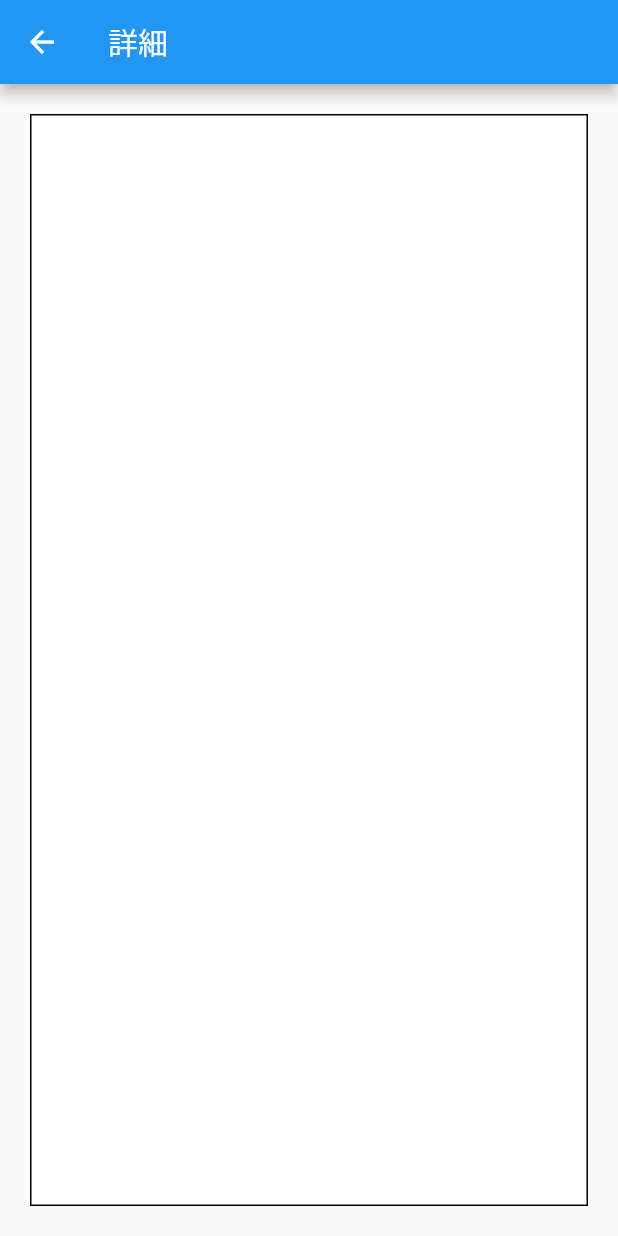
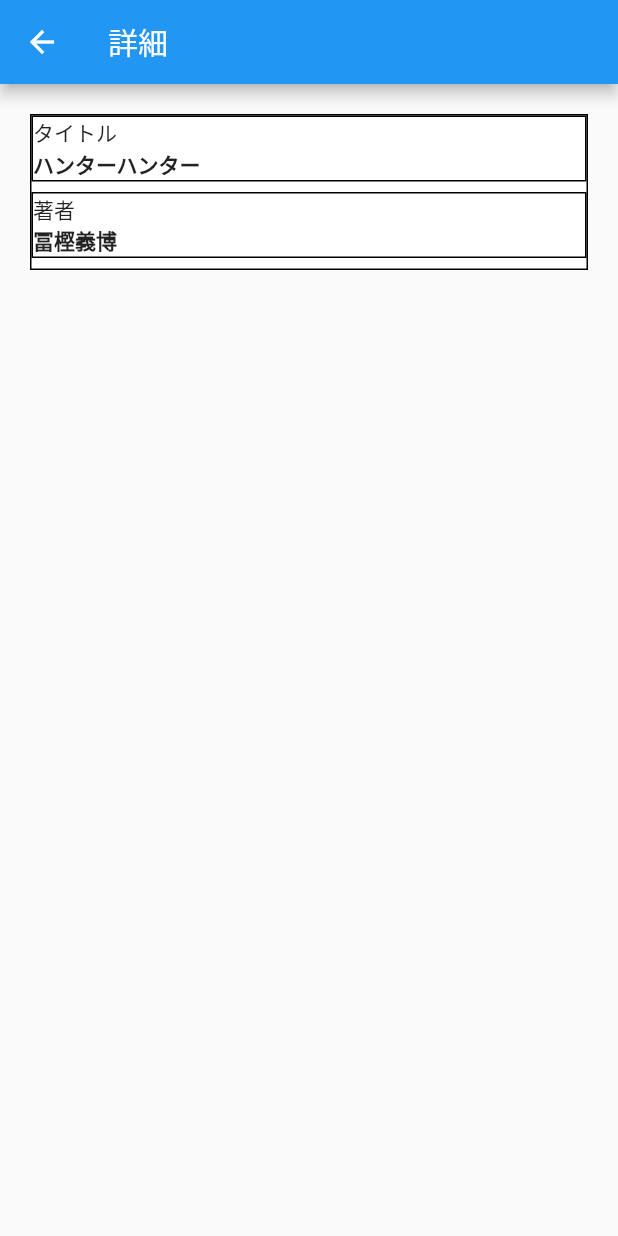
Before and after one commit to pon-suke/Bookshelf, a Flutter app: the BookshelfView screen opened directly, after a tap on "本のタイトル", on a phone screen of 412 x 824 dp. Run offline on Flutter 3.47's test engine with Material 2 defaults, Android fonts, the phone set to English and light mode, and no system bars.

```diff
--- a/bookshelf/lib/View/bookshelf_view.dart
+++ b/bookshelf/lib/View/bookshelf_view.dart
@@ -2,26 +2,72 @@ import 'package:flutter/material.dart';
 import 'package:bookshelf/View/input_view.dart';
 import 'package:bookshelf/View/details_view.dart';
 
-class BookshelfView extends StatelessWidget {
+class BookshelfView extends StatefulWidget {
   const BookshelfView({Key? key}) : super(key: key);
   @override
-  Widget build(BuildContext context) {
-    var margin = 10;
+  State<StatefulWidget> createState() {
+    return _State();
+  }
+}
+
+class _State extends State<BookshelfView> {
+  var margin = 20;
   var books_num = 20;
   var books_row_num = 3;
-
+  @override
+  Widget build(BuildContext context) {
     return Scaffold(
         appBar: AppBar(
           title: const Text("本棚"),
-          actions: [
-            IconButton(
+        ),
+        floatingActionButton: FloatingActionButton(
           onPressed: () {
-                  Navigator.of(context).push(MaterialPageRoute(
-                      builder: (context) => const InputView()));
+            Navigator.of(context).push(
+                MaterialPageRoute(builder: (context) => const InputView()));
           },
-                icon: const Icon(Icons.add)),
+          child: const Icon(Icons.add),
+        ),
+        endDrawer: Drawer(
+            child: Container(
+                decoration: BoxDecoration(
+                    color: Colors.white, border: Border.all(width: 1)),
+                child: Column(
+                  crossAxisAlignment: CrossAxisAlignment.start,
+                  children: [
+                    const SizedBox(
+                      height: 100,
+                      child: DrawerHeader(
+                          margin:
+                              EdgeInsets.symmetric(vertical: 0, horizontal: 20),
+                          padding: EdgeInsets.zero,
+                          child: Text(
+                            "設定",
+                            style: TextStyle(
+                                fontSize: 30, fontWeight: FontWeight.bold),
+                          )),
+                    ),
+                    Container(
+                        margin: EdgeInsets.all(margin.toDouble()),
+                        decoration: BoxDecoration(
+                            color: Colors.white, border: Border.all(width: 1)),
+                        child: Column(
+                          children: [
+                            const Text("本を横に並べる数"),
+                            Slider(
+                                value: books_row_num.toDouble(),
+                                min: 1,
+                                max: 10,
+                                divisions: 10,
+                                onChanged: (double value) {
+                                  setState(() {
+                                    books_row_num =
+                                        value.roundToDouble().toInt();
+                                  });
+                                })
                           ],
-        ),
+                        ))
+                  ],
+                ))),
         body: SingleChildScrollView(
           scrollDirection: Axis.vertical,
           child: Container(
@@ -78,12 +124,14 @@ class BookshelfView extends StatelessWidget {
             Image.asset(
               'images/cover.jpg',
             ),
-            Text(label),
+            Text(
+              label,
+              maxLines: 1,
+            ),
           ],
         ),
       ),
     );
-  }
   }
 
   Widget _noBooks(BuildContext context, int margin, int books_row_num) {
@@ -95,3 +143,26 @@ Widget _noBooks(BuildContext context, int margin, int books_row_num) {
           BoxDecoration(color: Colors.white, border: Border.all(width: 1)),
     );
   }
+
+  // Widget _drawer(int num) {
+  //   return Container(
+  //       margin: EdgeInsets.all(20),
+  //       decoration:
+  //           BoxDecoration(color: Colors.white, border: Border.all(width: 1)),
+  //       child: Column(
+  //         children: [
+  //           Text("本を横に並べる数"),
+  //           Slider(
+  //               value: .toDouble(),
+  //               min: 1,
+  //               max: 10,
+  //               divisions: 10,
+  //               onChanged: (double value) {
+  //                 setState(() {
+  //                   num = value.roundToDouble().toInt();
+  //                 });
+  //               })
+  //         ],
+  //       ));
+  // }
+}
--- a/bookshelf/lib/View/details_view.dart
+++ b/bookshelf/lib/View/details_view.dart
@@ -7,14 +7,36 @@ class DetailsView extends StatelessWidget {
     var margin = 20;
 
     return Scaffold(
-      appBar: AppBar(title: const Text("詳細")),
-      body: Container(
-        margin: EdgeInsets.all(margin.toDouble()),
+        appBar: AppBar(title: const Text("詳細")),
+        body: SingleChildScrollView(
+          child: Container(
+            margin: EdgeInsets.all(margin.toDouble()),
+            width: double.infinity,
+            decoration: BoxDecoration(
+                color: Colors.white, border: Border.all(width: 1)),
+            child: Column(children: <Widget>[
+              _information("タイトル", "ハンターハンター"),
+              _information("著者", "冨樫義博"),
+            ]),
+          ),
+        ));
+  }
+
+  Widget _information(String title, String book_title) {
+    return Container(
         width: double.infinity,
-        height: double.infinity,
+        margin: EdgeInsets.fromLTRB(0, 0, 0, 7),
         decoration:
             BoxDecoration(color: Colors.white, border: Border.all(width: 1)),
-      ),
-    );
+        child: Column(
+          crossAxisAlignment: CrossAxisAlignment.start,
+          children: <Widget>[
+            Text(title),
+            Text(
+              book_title,
+              style: TextStyle(fontWeight: FontWeight.bold),
+            ),
+          ],
+        ));
   }
 }
```
Lines whose indentation alone changed are shown as unchanged.
